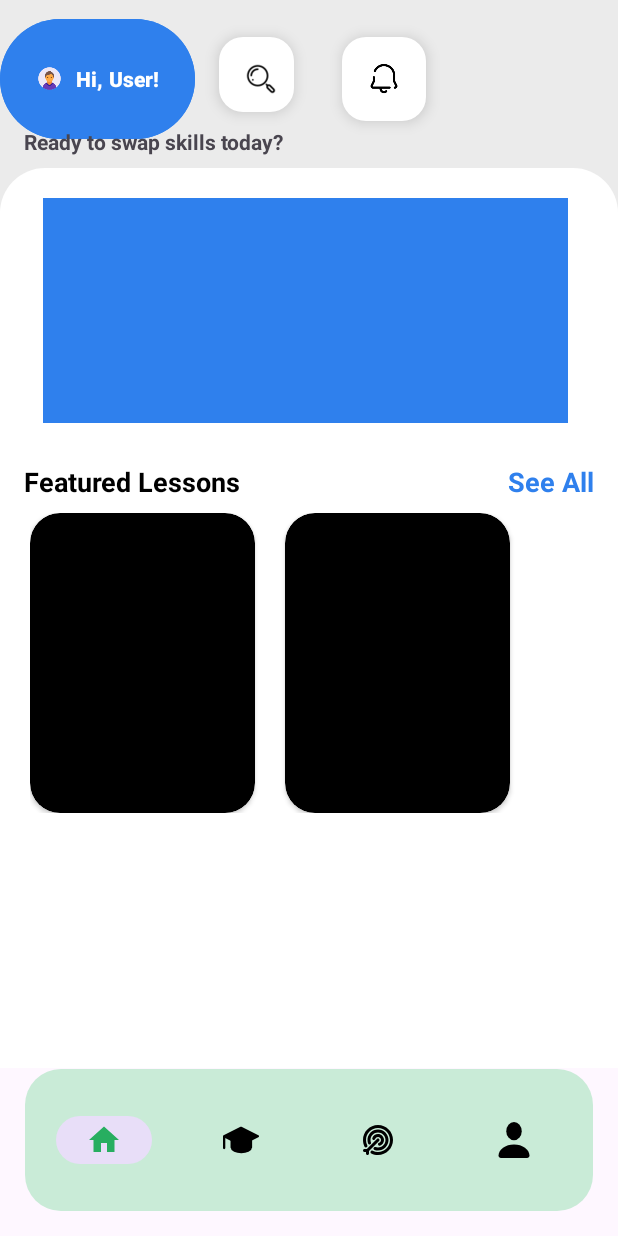
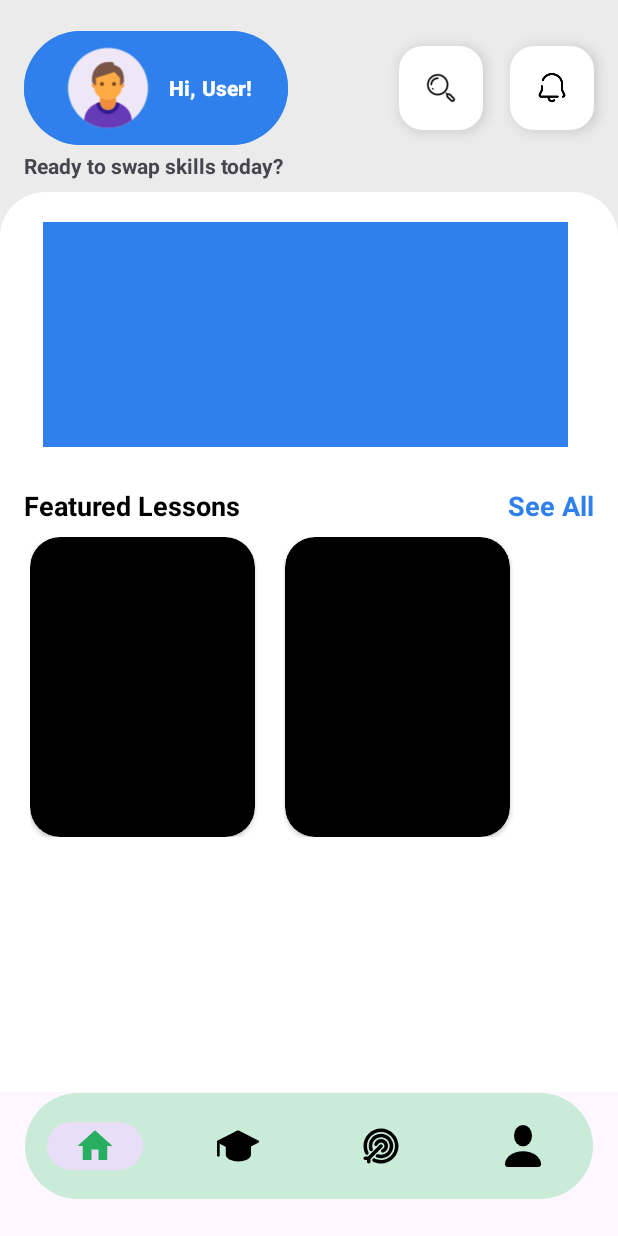
Before and after one commit to SanujaRubasinghe/SkillSwap, an Android app: the HomeFragment screen opened directly, with no data from a screen before it, on a phone screen of 412 x 824 dp. Run offline under Robolectric (Android 15) with nearby library versions, the phone set to English and light mode, and no system bars; our stand-ins replace navigation-ui.

Commit message:
modify onboarding screens and the home layout

```diff
--- a/app/build.gradle.kts
+++ b/app/build.gradle.kts
@@ -42,11 +42,11 @@ dependencies {
     implementation(libs.material)
     implementation(libs.androidx.activity)
     implementation(libs.androidx.constraintlayout)
-    implementation("com.tbuonomo:dotsindicator:4.2")
     implementation("com.google.android.material:material:1.9.0")
     implementation("androidx.navigation:navigation-fragment-ktx:2.7.7")
     implementation("androidx.navigation:navigation-ui-ktx:2.7.7")
     implementation("com.google.android.material:material:1.9.0")
+    implementation("com.tbuonomo:dotsindicator:5.0")
     testImplementation(libs.junit)
     androidTestImplementation(libs.androidx.junit)
     androidTestImplementation(libs.androidx.espresso.core)
--- a/app/src/main/res/drawable/bg_bottom_nav.xml
+++ b/app/src/main/res/drawable/bg_bottom_nav.xml
@@ -1,14 +1,6 @@
 <?xml version="1.0" encoding="utf-8"?>
 <shape xmlns:android="http://schemas.android.com/apk/res/android" android:shape="rectangle">
     <solid android:color="@color/green_1"/>
-    <corners android:radius="24dp"/>
-
-    <padding
-        android:left="8dp"
-        android:top="8dp"
-        android:right="8dp"
-        android:bottom="8dp"/>
-
-    <size android:height="72dp"/>
+    <corners android:radius="40dp"/>
     <stroke android:color="@android:color/transparent" android:width="1dp"/>
 </shape>
--- a/app/src/main/res/layout/activity_main.xml
+++ b/app/src/main/res/layout/activity_main.xml
@@ -1,5 +1,6 @@
 <?xml version="1.0" encoding="utf-8"?>
-<androidx.constraintlayout.widget.ConstraintLayout xmlns:android="http://schemas.android.com/apk/res/android"
+<androidx.constraintlayout.widget.ConstraintLayout
+    xmlns:android="http://schemas.android.com/apk/res/android"
     xmlns:app="http://schemas.android.com/apk/res-auto"
     android:layout_width="match_parent"
     android:layout_height="match_parent">
@@ -19,17 +20,20 @@
     <com.google.android.material.bottomnavigation.BottomNavigationView
         android:id="@+id/bottom_navigation"
         android:layout_width="0dp"
-        android:layout_height="wrap_content"
-        android:layout_margin="16dp"
+        android:layout_height="72dp"
+        android:layout_marginStart="16dp"
+        android:layout_marginEnd="16dp"
+        android:layout_marginBottom="24dp"
+        android:background="@drawable/bg_bottom_nav"
+        android:elevation="12dp"
+        app:itemIconSize="28dp"
         app:itemIconTint="@color/nav_item_color"
         app:itemTextColor="@color/nav_item_color"
-        android:background="@drawable/bg_bottom_nav"
         app:labelVisibilityMode="unlabeled"
-        android:backgroundTint="@color/white"
-        android:elevation="12dp"
         app:menu="@menu/bottom_nav_menu"
         app:layout_constraintBottom_toBottomOf="parent"
         app:layout_constraintStart_toStartOf="parent"
         app:layout_constraintEnd_toEndOf="parent" />
 
+
 </androidx.constraintlayout.widget.ConstraintLayout>
--- a/app/src/main/res/layout/fragment_home.xml
+++ b/app/src/main/res/layout/fragment_home.xml
@@ -8,9 +8,7 @@
     tools:context=".HomeFragment"
     android:background="@color/bg_color">
 
-
-    <LinearLayout
-        android:id="@+id/user_icon"
+    <androidx.constraintlayout.widget.ConstraintLayout
         android:layout_width="match_parent"
         android:layout_height="wrap_content"
         app:layout_constraintBottom_toTopOf="@+id/view"
@@ -21,21 +19,31 @@
         <com.google.android.material.button.MaterialButton
             android:id="@+id/home_user_profile_btn"
             android:layout_width="wrap_content"
-            android:layout_height="match_parent"
+            android:layout_height="wrap_content"
             android:backgroundTint="@color/primary_blue"
             android:text="Hi, User!"
             android:textStyle="bold"
             app:icon="@drawable/ic_user_icon"
             app:iconGravity="textStart"
-            app:iconTint="@null" />
+            app:iconSize="64dp"
+            app:iconTint="@null"
+            app:layout_constraintBottom_toBottomOf="parent"
+            app:layout_constraintEnd_toStartOf="@+id/fabNotification"
+            app:layout_constraintHorizontal_bias="0.098"
+            app:layout_constraintStart_toStartOf="parent"
+            app:layout_constraintTop_toTopOf="parent" />
 
         <com.google.android.material.floatingactionbutton.FloatingActionButton
             android:id="@+id/fabSearch"
             android:layout_width="wrap_content"
-            android:layout_height="50dp"
+            android:layout_height="wrap_content"
             android:layout_margin="16dp"
             android:contentDescription="Search"
             app:backgroundTint="@android:color/white"
+            app:layout_constraintBottom_toBottomOf="parent"
+            app:layout_constraintEnd_toEndOf="@+id/fabNotification"
+            app:layout_constraintStart_toEndOf="@+id/home_user_profile_btn"
+            app:layout_constraintTop_toTopOf="parent"
             app:srcCompat="@drawable/ic_search"
             app:tint="@android:color/black" />
 
@@ -43,14 +51,17 @@
             android:id="@+id/fabNotification"
             android:layout_width="wrap_content"
             android:layout_height="wrap_content"
-            android:layout_gravity="end|bottom"
             android:layout_margin="16dp"
+            android:layout_marginEnd="16dp"
             android:contentDescription="Notification"
             app:backgroundTint="@android:color/white"
+            app:layout_constraintBottom_toBottomOf="parent"
+            app:layout_constraintEnd_toEndOf="parent"
+            app:layout_constraintTop_toTopOf="parent"
             app:srcCompat="@drawable/ic_notification"
             app:tint="@android:color/black" />
 
-    </LinearLayout>
+    </androidx.constraintlayout.widget.ConstraintLayout>
 
     <TextView
         android:id="@+id/textView"
```
Also changed, not shown: app/src/main/java/com/example/skillswap/OnboardingActivity.kt (+52 -24 lines), app/src/main/res/layout/activity_onboarding.xml (+57 -21 lines), app/src/main/res/layout/fragment_lesson.xml (+7 -2 lines).
